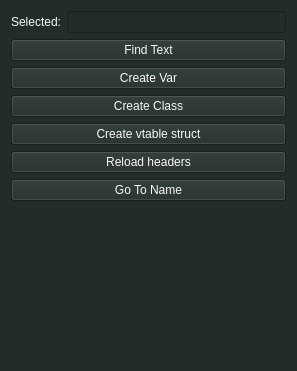
This is widgets/quick_menu.ui in Asi81/PyIDA as Qt 5 draws it before an edit. The edited form follows.
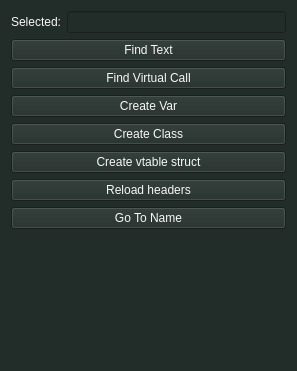
This is the edited form.

Commit message: Added mybase directory. There quite many errors there. Some obvious mistakes fixed. Others wait to be fixed. Added FindVirtiualCalls feature

The edit to the form file:
```diff
--- a/widgets/quick_menu.ui
+++ b/widgets/quick_menu.ui
@@ -55,6 +55,13 @@
      </property>
     </widget>
    </item>
+   <item>
+    <widget class="QPushButton" name="find_vcall_btn">
+     <property name="text">
+      <string>Find Virtual Call</string>
+     </property>
+    </widget>
+   </item>
    <item>
     <widget class="QPushButton" name="create_var_btn">
      <property name="text">
```
The commit also changes 17 other files.
